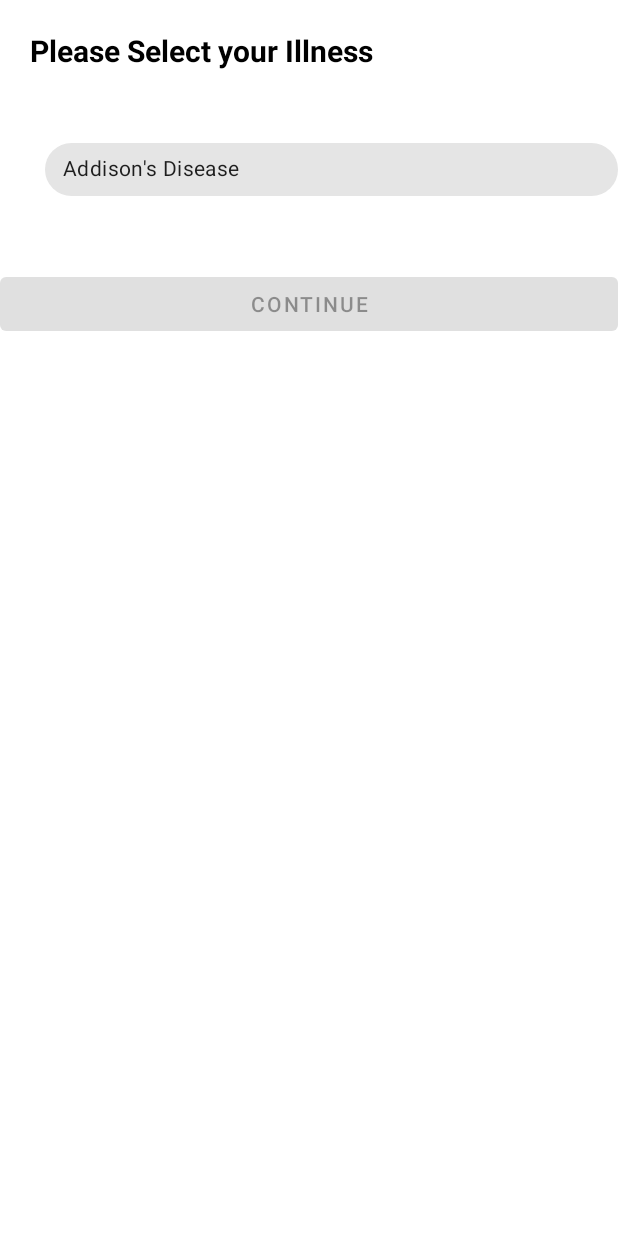
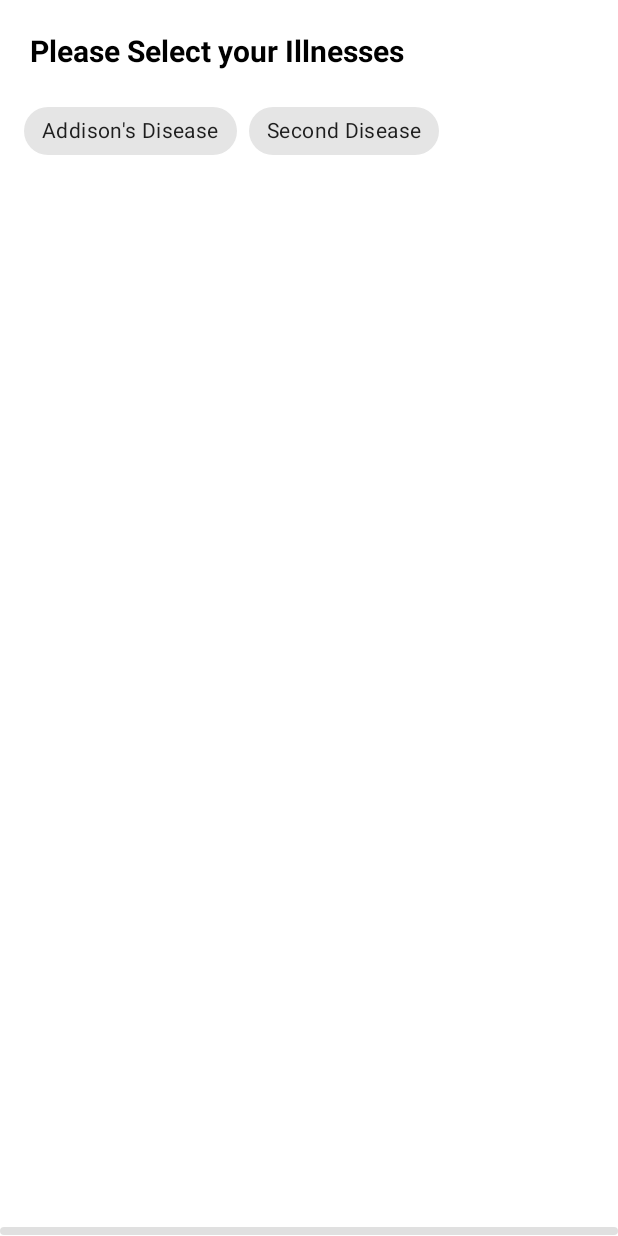
Before and after one commit to hannesvdc/Cortisol, an Android app built with Jetpack Compose: the screen it shows after launch (MainActivity), on a phone screen of 412 x 824 dp. Run offline under Robolectric (Android 15) with nearby library versions, the phone set to English and light mode, and no system bars.

Commit message:
Added chipgropu and continue button logic. This Fragment is now complete

```diff
--- a/app/src/main/java/com/hannesvdc/cortisol/SetupFragment.kt
+++ b/app/src/main/java/com/hannesvdc/cortisol/SetupFragment.kt
@@ -1,17 +1,19 @@
 package com.hannesvdc.cortisol
 
 import android.os.Bundle
+import android.util.Log
 import android.view.LayoutInflater
 import android.view.View
 import android.view.ViewGroup
 import android.widget.Button
 import androidx.fragment.app.Fragment
 import com.google.android.material.chip.Chip
+import com.google.android.material.chip.ChipGroup
 
 class SetupFragment : Fragment() {
 
     private lateinit var button : Button
-    private lateinit var addisonCheck : Chip
+    private lateinit var diseaseChipGroup : ChipGroup
 
     override fun onCreateView(inflater: LayoutInflater, container: ViewGroup?, savedInstanceState: Bundle?) : View? {
         return inflater.inflate(R.layout.intro, container, false)
@@ -20,16 +22,20 @@ class SetupFragment : Fragment() {
     override fun onViewCreated(view: View, savedInstanceState: Bundle?) {
         super.onViewCreated(view, savedInstanceState)
 
-        addisonCheck = view.findViewById(R.id.addison_chip)
-        addisonCheck.setOnClickListener {
-            button.isEnabled = addisonCheck.isChecked
+        diseaseChipGroup = view.findViewById(R.id.disease_chipgroup)
+        diseaseChipGroup.setOnCheckedStateChangeListener { _, checkedIds ->
+            Log.i("ChipGroup", "A checkbox has changed")
+            val anyChecked = checkedIds.isNotEmpty()
+
+            button.isEnabled = anyChecked
         }
 
         button = view.findViewById(R.id.continue_button)
         button.setOnClickListener {
             // Gather all Preferences
             val preferences = Bundle()
-            preferences.putBoolean("Addison", addisonCheck.isChecked)
+            preferences.putBoolean("Addison", (diseaseChipGroup.getChildAt(0) as Chip).isChecked)
+            preferences.putBoolean("Other", (diseaseChipGroup.getChildAt(1) as Chip).isChecked)
 
             // Get a reference to the MainActivity and trigger navigation
             (activity as? MainActivity)?.navigateToMainFragment(preferences)
--- a/app/src/main/res/layout/intro.xml
+++ b/app/src/main/res/layout/intro.xml
@@ -1,5 +1,6 @@
 <?xml version="1.0" encoding="utf-8"?>
 <LinearLayout xmlns:android="http://schemas.android.com/apk/res/android"
+    xmlns:app="http://schemas.android.com/apk/res-auto"
     android:orientation="vertical"
     android:layout_width="match_parent"
     android:layout_height="match_parent">
@@ -15,18 +16,37 @@
         android:textStyle="bold"
         android:textColor="#000000"
         android:text="@string/intro_text"/>
-    <com.google.android.material.chip.Chip
-        android:id="@+id/addison_chip"
+
+    <com.google.android.material.chip.ChipGroup
+        android:id="@+id/disease_chipgroup"
         android:layout_width="match_parent"
-        android:layout_height="51dp"
-        android:layout_marginStart="30dp"
-        android:layout_marginTop="40dp"
-        android:layout_marginBottom="40dp"
-        android:text="@string/addison_check" />
+        android:layout_height="750dp"
+        android:orientation="vertical"
+        android:padding="16dp"
+        app:chipSpacingVertical="8dp"
+        app:singleLine="false"
+        app:singleSelection="false">
+
+        <com.google.android.material.chip.Chip
+            android:id="@+id/addison_chip"
+            android:layout_width="wrap_content"
+            android:layout_height="wrap_content"
+            android:checkable="true"
+            android:text="@string/addison_check" />
+
+        <com.google.android.material.chip.Chip
+            android:id="@+id/second_disease"
+            android:layout_width="wrap_content"
+            android:layout_height="wrap_content"
+            android:checkable="true"
+            android:text="@string/second_check" />
+    </com.google.android.material.chip.ChipGroup>
+
     <Button
         android:id="@+id/continue_button"
         android:layout_width="match_parent"
         android:layout_height="wrap_content"
-        android:text="@string/intro_continue"
-        android:enabled="false"/>
+        android:enabled="false"
+        android:layout_marginTop="20dp"
+        android:text="@string/intro_continue" />
 </LinearLayout>
--- a/app/src/main/res/values/strings.xml
+++ b/app/src/main/res/values/strings.xml
@@ -1,7 +1,8 @@
 <resources>
     <string name="app_name">Cortisol</string>
-    <string name="intro_text">Please Select your Illness</string>
+    <string name="intro_text">Please Select your Illnesses</string>
     <string name="addison_check">Addison\'s Disease</string>
+    <string name="second_check">Second Disease</string>
     <string name="intro_continue">Continue</string>
     <string name="treatment_header">Your Daily Treatment Plan</string>
     <string name="addison_4hour">Time Until 5 mg Hydrocortisol:</string>
```
